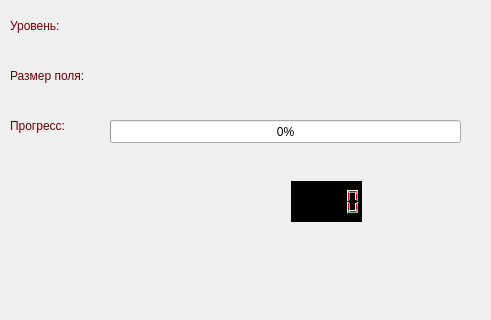
Qt form QT_files/untitled_field.ui (Anechka456/GameSaper) before a commit; both pictures show x 0 to 491 and y 0 to 320 of the 1089 by 876 pixel window.
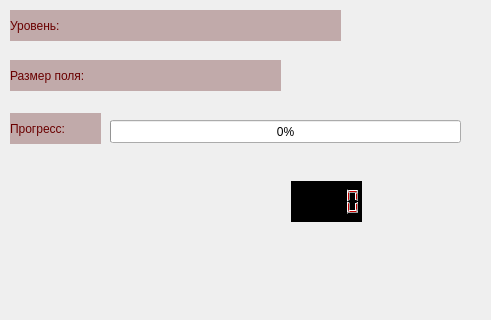
The same form after that commit.

The edit to the form file:
```diff
--- a/QT_files/untitled_field.ui
+++ b/QT_files/untitled_field.ui
@@ -24,7 +24,8 @@
    </property>
    <property name="styleSheet">
     <string notr="true">font: 14pt &quot;MS Shell Dlg 2&quot;;
-color: rgb(106, 0, 0);</string>
+color: rgb(106, 0, 0);
+background-color: rgb(193, 170, 170);</string>
    </property>
    <property name="text">
     <string>Уровень:</string>
@@ -41,7 +42,8 @@
    </property>
    <property name="styleSheet">
     <string notr="true">font: 14pt &quot;MS Shell Dlg 2&quot;;
-color: rgb(106, 0, 0);</string>
+color: rgb(106, 0, 0);
+background-color: rgb(193, 170, 170);</string>
    </property>
    <property name="text">
     <string>Размер поля:</string>
@@ -51,14 +53,15 @@
    <property name="geometry">
     <rect>
      <x>10</x>
-     <y>110</y>
+     <y>113</y>
      <width>91</width>
      <height>31</height>
     </rect>
    </property>
    <property name="styleSheet">
     <string notr="true">font: 14pt &quot;MS Shell Dlg 2&quot;;
-color: rgb(106, 0, 0);</string>
+color: rgb(106, 0, 0);
+background-color: rgb(193, 170, 170);</string>
    </property>
    <property name="text">
     <string>Прогресс:</string>
```
